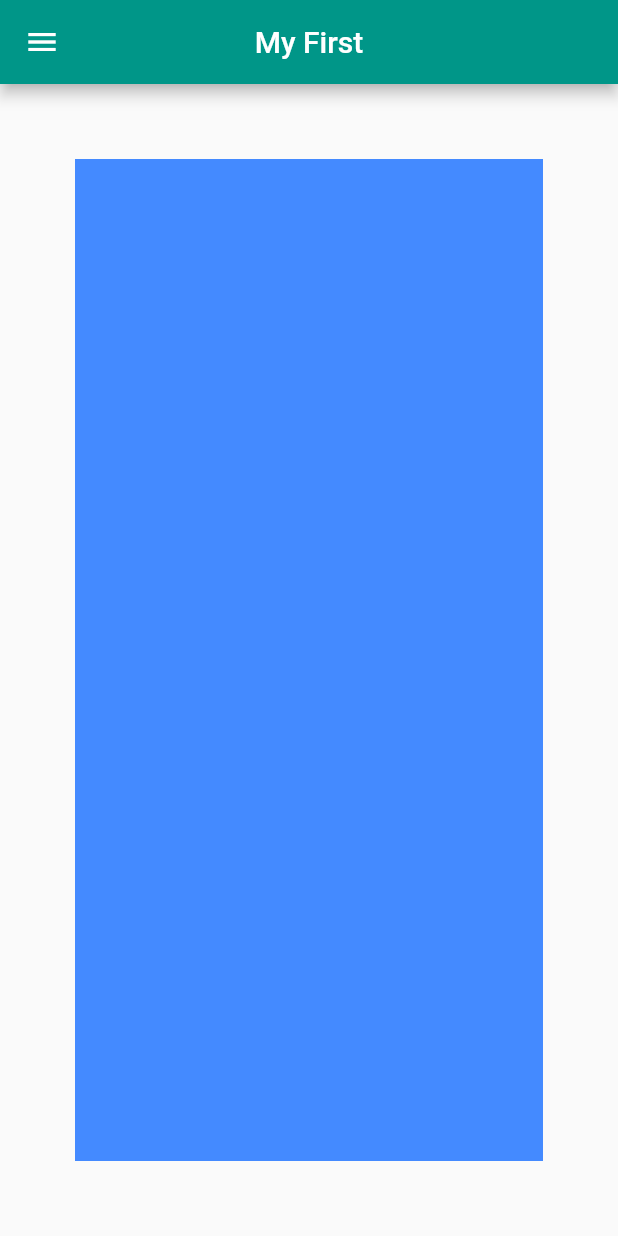
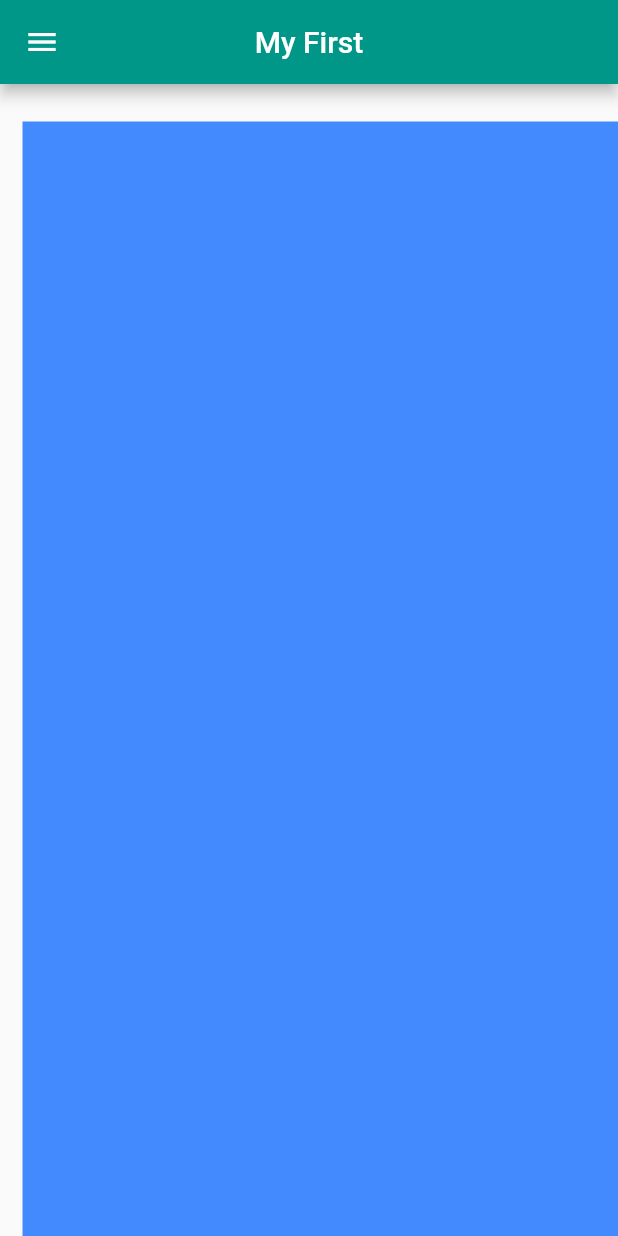
Before and after one commit to Mohammedazzam/my_first_flutter_app, a Flutter app: the screen it shows after launch, on a phone screen of 412 x 824 dp. Run offline on Flutter 3.47's test engine with Material 2 defaults, Android fonts, the phone set to English and light mode, and no system bars.

Commit message:
2.3( عمل مارجن من جهات معينة Container)

```diff
--- a/lib/main.dart
+++ b/lib/main.dart
@@ -32,7 +32,8 @@ class _MyHomePageState extends State<MyHomePage> {
         title: Text("My First"),
       ),
       body: Container(
-        margin: EdgeInsets.all(50.0),
+//        margin: EdgeInsets.all(50.0),
+        margin: EdgeInsets.only(top:25,left:15),
         color: Colors.blueAccent,
       ),
       drawer: Drawer(),
```
